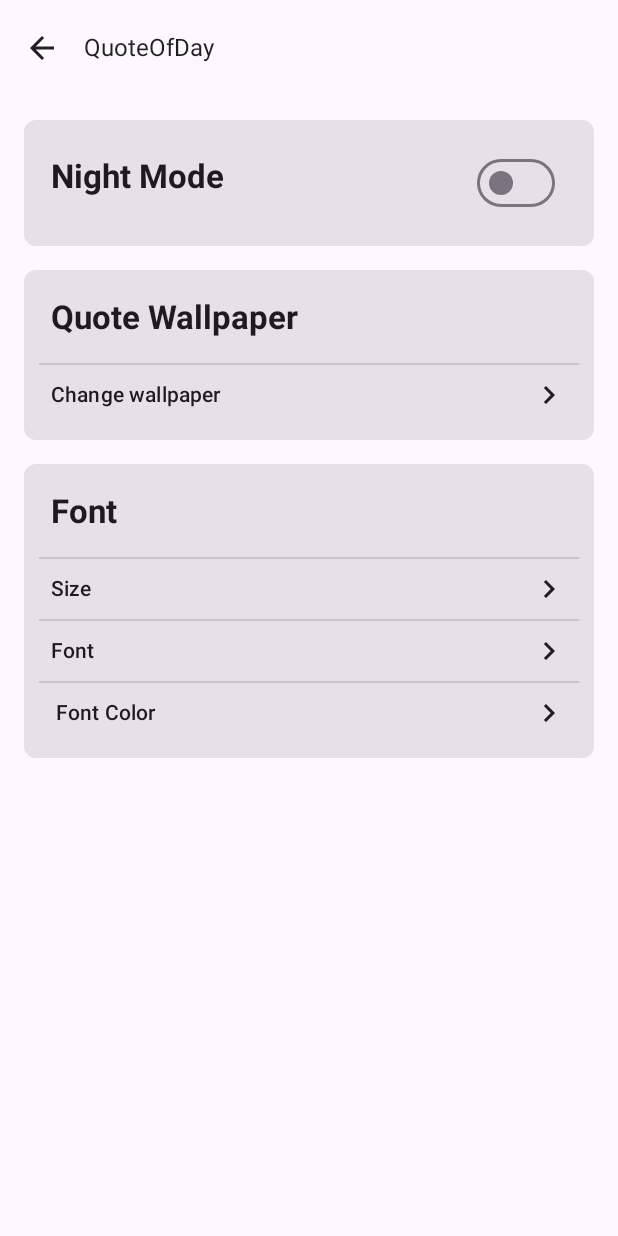
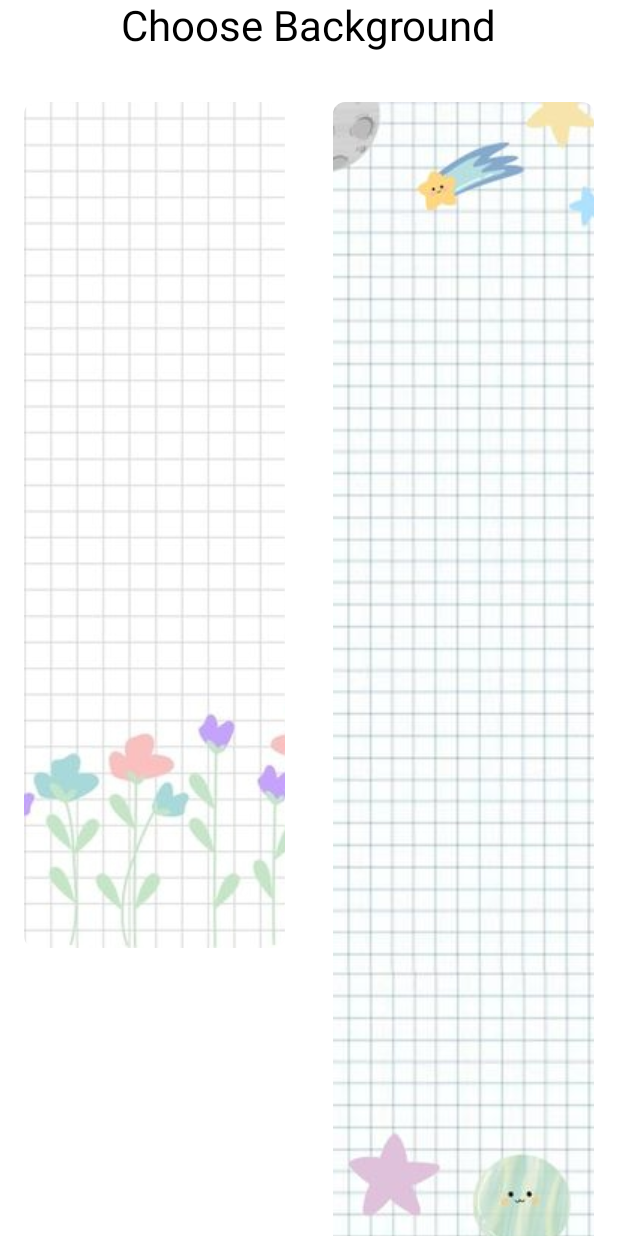
Before and after one commit to Ftm-amani/quote-of-day, an Android app built with Jetpack Compose: the SettingsScreen screen opened through its navigation route, after a tap on "Change wallpaper", on a phone screen of 412 x 824 dp. Run offline under Robolectric (Android 15) with nearby library versions, the phone set to English and light mode, and no system bars; our stand-ins replace Dagger/Hilt's generated code, Room's generated code.

Commit message:
ChangeWallpaperScreen|a setting subScreen Implemented

```diff
--- a/app/src/main/java/com/example/quoteofday/navigation/AppNavigation.kt
+++ b/app/src/main/java/com/example/quoteofday/navigation/AppNavigation.kt
@@ -13,6 +13,7 @@ import com.example.quoteofday.ui.favotire.FavoriteScreen
 import com.example.quoteofday.ui.favotire.FavoritesViewModel
 import com.example.quoteofday.ui.home.QuoteScreen
 import com.example.quoteofday.ui.setting.SettingsScreen
+import com.example.quoteofday.ui.setting.wallpaper.ChangeWallpaperScreen
 
 @ExperimentalComposeUiApi
 @Composable
@@ -50,6 +51,11 @@ fun AppNavigation(showDialog: Boolean, sharedPreferences: SharedPreferences) {
 				navController = navController,
 			)
 		}
+		composable(AppScreens.ChangeWallpaperScreen.name) {
+			ChangeWallpaperScreen(
+				navController = navController,
+			)
+		}
 	}
 
 }
--- a/app/src/main/java/com/example/quoteofday/navigation/AppScreens.kt
+++ b/app/src/main/java/com/example/quoteofday/navigation/AppScreens.kt
@@ -6,7 +6,8 @@ enum class AppScreens {
 	DialogScreen,
 	HomeScreen,
 	FavoriteScreen,
-	SettingScreen;
+	SettingScreen,
+	ChangeWallpaperScreen;
 
 	companion object {
 		fun fromRoute(route: String?): AppScreens
@@ -15,6 +16,7 @@ enum class AppScreens {
 			DialogScreen.name -> DialogScreen
 			FavoriteScreen.name -> FavoriteScreen
 			SettingScreen.name -> SettingScreen
+			ChangeWallpaperScreen.name -> ChangeWallpaperScreen
 			null -> HomeScreen
 			else -> throw IllegalArgumentException("Route $route is not recognized")
 		}
--- a/app/src/main/java/com/example/quoteofday/ui/home/HomeScreen.kt
+++ b/app/src/main/java/com/example/quoteofday/ui/home/HomeScreen.kt
@@ -34,6 +34,8 @@ import androidx.compose.material.icons.outlined.FavoriteBorder
 import androidx.compose.material.icons.outlined.Share
 import androidx.compose.material.rememberScaffoldState
 import androidx.compose.material3.Icon
+import androidx.compose.runtime.mutableIntStateOf
+import androidx.compose.runtime.remember
 import androidx.compose.runtime.rememberCoroutineScope
 import androidx.compose.ui.graphics.graphicsLayer
 import androidx.compose.ui.graphics.painter.Painter
@@ -43,10 +45,11 @@ import androidx.compose.ui.res.painterResource
 import androidx.compose.ui.text.font.FontFamily
 import androidx.compose.ui.text.font.FontWeight
 import androidx.compose.ui.text.style.TextAlign
-import com.example.quoteofday.R
 import com.example.quoteofday.data.models.MenuItem
 import com.example.quoteofday.ui.MainViewModel
 import com.example.quoteofday.ui.favotire.FavoritesViewModel
+import com.example.quoteofday.ui.setting.wallpaper.BackgroundManager
+import com.example.quoteofday.ui.setting.wallpaper.backgroundOptions
 import com.google.android.material.animation.AnimationUtils.lerp
 import kotlinx.coroutines.launch
 import kotlin.math.absoluteValue
@@ -69,6 +72,8 @@ fun QuoteScreen(
     val scaffoldState = rememberScaffoldState()
     val scope = rememberCoroutineScope()
     val context = LocalContext.current
+    val backgroundManager = BackgroundManager(LocalContext.current)
+    val selectedBackgroundIndex = backgroundManager.getBackgroundIndex()
 
     Scaffold(
         scaffoldState = scaffoldState,
@@ -136,6 +141,7 @@ fun QuoteScreen(
                                 page = page,
                                 pagerState = pagerState
                             ),
+                        backgroundIndex = selectedBackgroundIndex,
                         onFavoriteClick = {
                             favoritesViewModel.toggleQuoteFavorite(quotes[page])
                         },
@@ -159,9 +165,14 @@ fun QuoteScreen(
 fun QuoteItem(
     quote: Quotes,
     modifier: Modifier,
+    backgroundIndex: Int,
     onFavoriteClick: () -> Unit,
     onShareClick: () -> Unit) {
-    val backgroundImage: Painter = painterResource(R.drawable.back)
+
+    val selectedBackgroundIndex by remember {
+        mutableIntStateOf(backgroundIndex)
+    }
+    val backgroundImage: Painter = painterResource(backgroundOptions[selectedBackgroundIndex])
 
     Box(modifier.fillMaxWidth()) {
         Image(
--- a/app/src/main/java/com/example/quoteofday/ui/setting/SettingScreen.kt
+++ b/app/src/main/java/com/example/quoteofday/ui/setting/SettingScreen.kt
@@ -29,7 +29,6 @@ import kotlinx.coroutines.launch
 @Composable
 fun SettingsScreen(navController: NavController) {
     var darkMode by remember { mutableStateOf(false) }
-    var selectedFont by remember { mutableStateOf("Font 1") }
     val scope = rememberCoroutineScope()
 
     Scaffold(
@@ -75,7 +74,7 @@ fun SettingsScreen(navController: NavController) {
                         SettingsSubSectionCard(
                             title = "Change wallpaper",
                             onItemClick = {
-
+                                navController.navigate(AppScreens.ChangeWallpaperScreen.name)
                             })
 
                     }
--- /dev/null
+++ b/app/src/main/java/com/example/quoteofday/ui/setting/wallpaper/BackgroundManager.kt
@@ -0,0 +1,18 @@
+package com.example.quoteofday.ui.setting.wallpaper
+import android.content.Context
+import android.content.SharedPreferences
+import androidx.core.content.edit
+
+class BackgroundManager(context: Context) {
+    private val sharedPreferences: SharedPreferences = context.getSharedPreferences("background_prefs", Context.MODE_PRIVATE)
+
+    fun saveBackgroundIndex(index: Int) {
+        sharedPreferences.edit {
+            putInt("background_index", index)
+        }
+    }
+
+    fun getBackgroundIndex(): Int {
+        return sharedPreferences.getInt("background_index", 0)
+    }
+}
--- /dev/null
+++ b/app/src/main/java/com/example/quoteofday/ui/setting/wallpaper/ChangeWallpaperScreen.kt
@@ -0,0 +1,92 @@
+package com.example.quoteofday.ui.setting.wallpaper
+
+import androidx.compose.foundation.Image
+import androidx.compose.foundation.clickable
+import androidx.compose.foundation.layout.Arrangement
+import androidx.compose.foundation.layout.Box
+import androidx.compose.foundation.layout.Column
+import androidx.compose.foundation.layout.fillMaxSize
+import androidx.compose.foundation.layout.fillMaxWidth
+import androidx.compose.foundation.layout.padding
+import androidx.compose.foundation.lazy.grid.GridCells
+import androidx.compose.foundation.lazy.grid.LazyVerticalGrid
+import androidx.compose.foundation.lazy.grid.itemsIndexed
+import androidx.compose.foundation.shape.RoundedCornerShape
+import androidx.compose.material3.MaterialTheme
+import androidx.compose.material3.Text
+import androidx.compose.runtime.Composable
+import androidx.compose.runtime.getValue
+import androidx.compose.runtime.mutableStateOf
+import androidx.compose.runtime.remember
+import androidx.compose.runtime.setValue
+import androidx.compose.ui.Alignment
+import androidx.compose.ui.Modifier
+import androidx.compose.ui.draw.clip
+import androidx.compose.ui.layout.ContentScale
+import androidx.compose.ui.platform.LocalContext
+import androidx.compose.ui.res.painterResource
+import androidx.compose.ui.unit.dp
+import androidx.navigation.NavController
+import com.example.quoteofday.R
+import com.example.quoteofday.navigation.AppScreens
+
+val backgroundOptions = listOf(
+    R.drawable.back,
+    R.drawable.back1,
+    R.drawable.back2,
+    R.drawable.back3,
+    R.drawable.back4,
+)
+@Composable
+fun ChangeWallpaperScreen(
+    navController: NavController,
+) {
+
+    Column(
+        modifier = Modifier.fillMaxSize(),
+        verticalArrangement = Arrangement.Center,
+        horizontalAlignment = Alignment.CenterHorizontally
+    ) {
+        Text(
+            text = "Choose Background",
+            style = MaterialTheme.typography.headlineMedium,
+            modifier = Modifier.padding(bottom = 16.dp)
+        )
+
+        LazyVerticalGrid(
+            columns = GridCells.Fixed(2),
+            modifier = Modifier
+                .fillMaxWidth()
+                ) {
+            itemsIndexed(backgroundOptions){ index, item ->
+                BackgroundItems(item = item, index = index, navController = navController )
+
+            }
+        }
+    }
+}
+
+@Composable
+fun BackgroundItems(item :Int, index: Int, navController: NavController){
+    val backgroundManager = BackgroundManager(LocalContext.current)
+    var selectedBackgroundIndex by remember { mutableStateOf(backgroundManager.getBackgroundIndex()) }
+    Box(
+        modifier = Modifier
+            .fillMaxWidth()
+            .padding(16.dp)
+            .clickable {
+                selectedBackgroundIndex = index
+                backgroundManager.saveBackgroundIndex(selectedBackgroundIndex)
+                navController.navigate(AppScreens.HomeScreen.name)
+            }
+    ) {
+        Image(
+            painter = painterResource(id = item),
+            contentDescription = null,
+            modifier = Modifier
+                .fillMaxSize()
+                .clip(shape = RoundedCornerShape(8.dp)),
+            contentScale = ContentScale.Crop
+        )
+    }
+}
```
Also changed, not shown: app/src/main/res/drawable/back1.jpg (added), app/src/main/res/drawable/back2.jpg (added), app/src/main/res/drawable/back3.jpg (added), app/src/main/res/drawable/back4.jpg (added).
